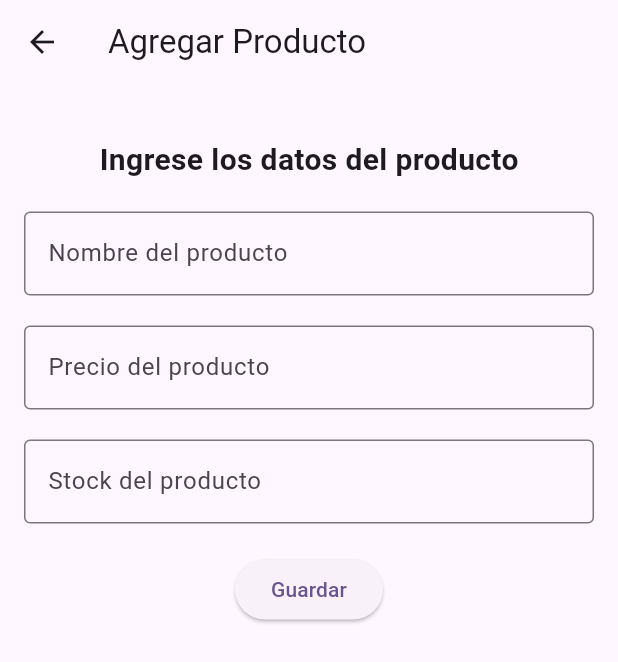
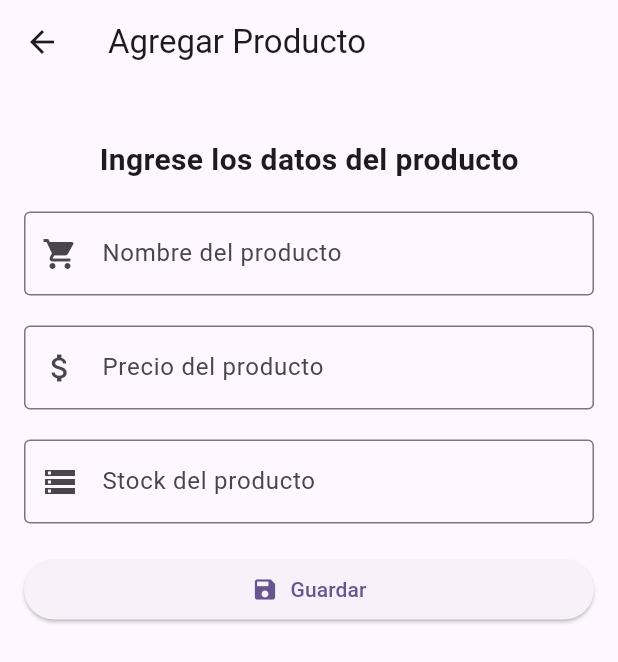
Before and after one commit to JohanDcrtz/eval_sis22, a Flutter app: the nuevodatos screen opened directly, on a phone screen of 412 x 824 dp. Shown: the top 662 px of the screen. Run offline on Flutter 3.47's test engine with Material 2 defaults, Android fonts, the phone set to English and light mode, and no system bars; our stand-ins replace cloud_firestore, firebase_core; accounts and stored records are empty.

Commit message:
modifcando el diseño reparando algunos errores al aguardar

```diff
--- a/lib/pages/crear_datos.dart
+++ b/lib/pages/crear_datos.dart
@@ -41,6 +41,7 @@ class _nuevodatosState extends State<nuevodatos> {
               decoration: InputDecoration(
                 labelText: 'Nombre del producto',
                 border: OutlineInputBorder(),
+                prefixIcon: Icon(Icons.shopping_cart),
               ),
             ),
             SizedBox(height: 20),
@@ -50,6 +51,7 @@ class _nuevodatosState extends State<nuevodatos> {
               decoration: InputDecoration(
                 labelText: 'Precio del producto',
                 border: OutlineInputBorder(),
+                prefixIcon: Icon(Icons.attach_money),
               ),
             ),
             SizedBox(height: 20),
@@ -59,6 +61,7 @@ class _nuevodatosState extends State<nuevodatos> {
               decoration: InputDecoration(
                 labelText: 'Stock del producto',
                 border: OutlineInputBorder(),
+                prefixIcon: Icon(Icons.storage),
               ),
             ),
             SizedBox(height: 20),
@@ -102,7 +105,14 @@ class _nuevodatosState extends State<nuevodatos> {
                   );
                 }
               },
-              child: Text("Guardar"),
+              child: Row(
+                mainAxisAlignment: MainAxisAlignment.center,
+                children: [
+                  Icon(Icons.save),
+                  SizedBox(width: 8),
+                  Text("Guardar"),
+                ],
+              ),
             ),
           ],
         ),
```
